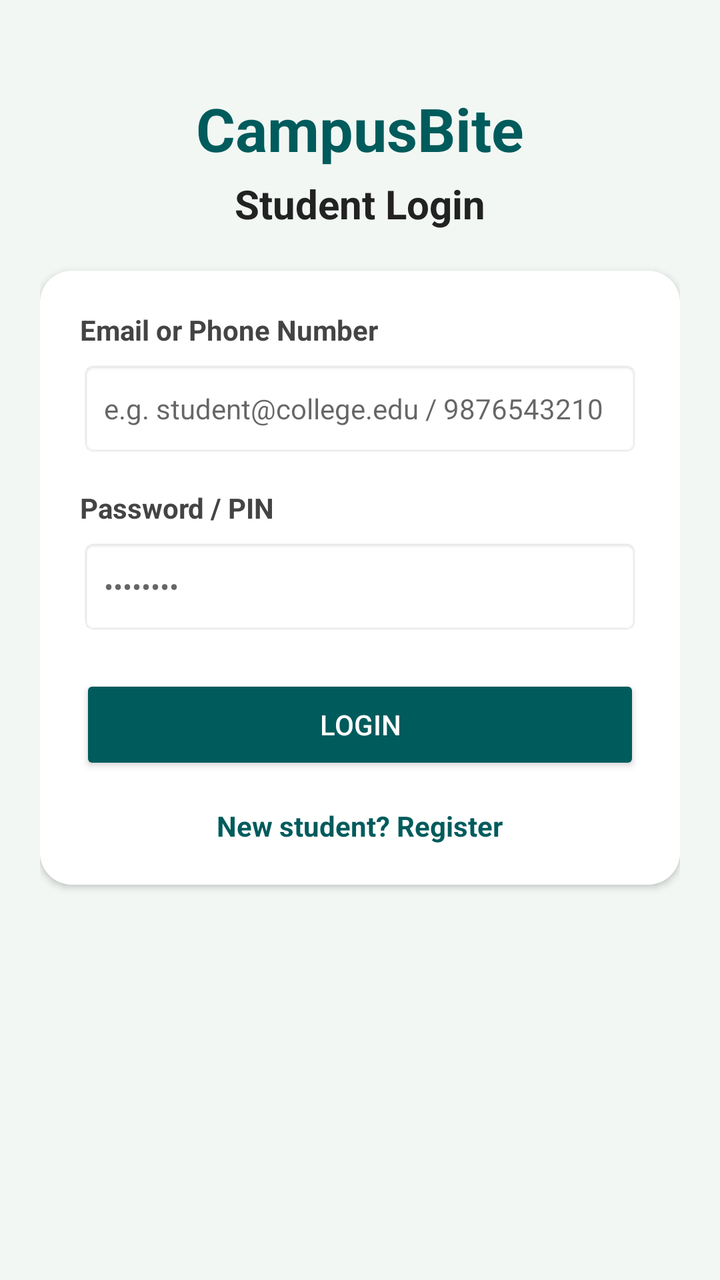
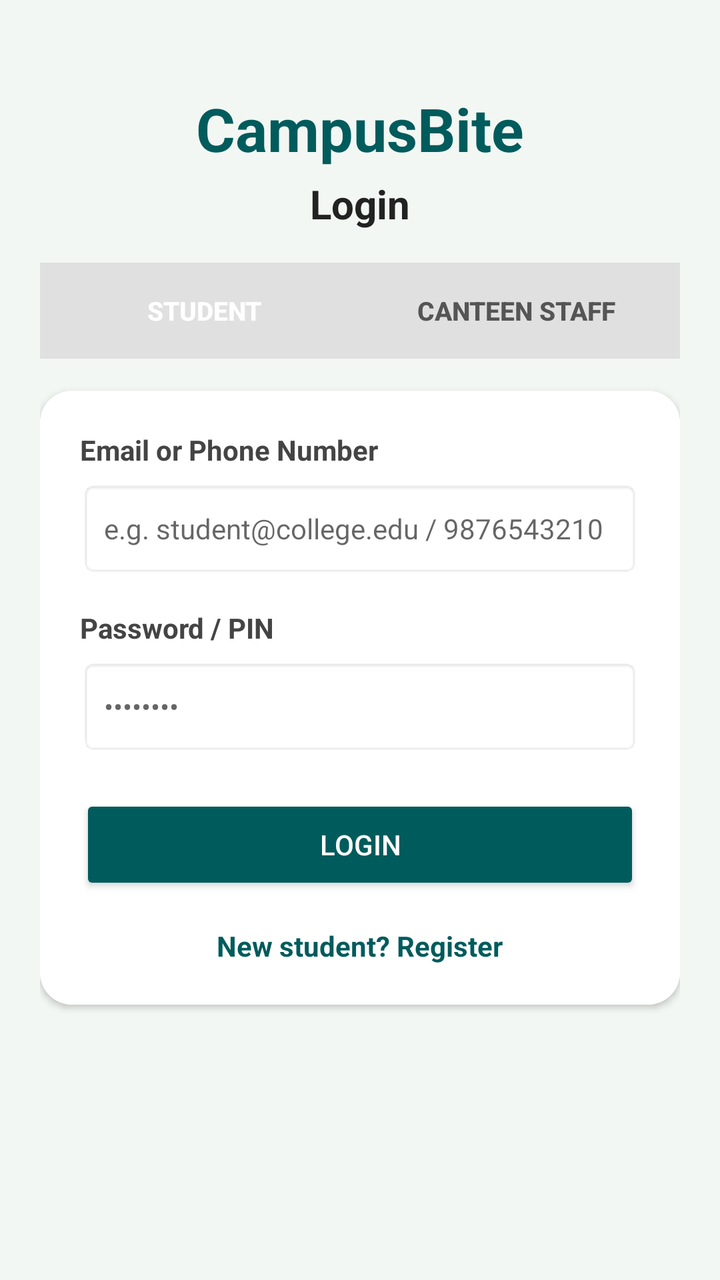

An Android layout rendered at two revisions. The XML below is the earlier revision; the diff shows what the commit changed to produce the second picture.
<!-- AndroidManifest.xml: application theme Theme.CampusBite -->
<!-- res/layout/activity_auth.xml -->
<?xml version="1.0" encoding="utf-8"?>
<ScrollView xmlns:android="http://schemas.android.com/apk/res/android"
    xmlns:app="http://schemas.android.com/apk/res-auto"
    android:layout_width="match_parent"
    android:layout_height="match_parent"
    android:background="#f2f7f3"
    android:fillViewport="true">

    <LinearLayout
        android:layout_width="match_parent"
        android:layout_height="wrap_content"
        android:gravity="center_horizontal"
        android:orientation="vertical"
        android:padding="20dp">

        <TextView
            android:layout_width="wrap_content"
            android:layout_height="wrap_content"
            android:layout_marginTop="24dp"
            android:text="CampusBite"
            android:textColor="#005B5C"
            android:textSize="30sp"
            android:textStyle="bold" />

        <TextView
            android:id="@+id/tvHeaderSub"
            android:layout_width="wrap_content"
            android:layout_height="wrap_content"
            android:layout_marginTop="4dp"
            android:text="Student Login"
            android:textColor="#222222"
            android:textSize="20sp"
            android:textStyle="bold" />

        <androidx.cardview.widget.CardView
            android:layout_width="match_parent"
            android:layout_height="wrap_content"
            android:layout_marginTop="20dp"
            app:cardCornerRadius="16dp"
            app:cardElevation="2dp">

            <LinearLayout
                android:layout_width="match_parent"
                android:layout_height="wrap_content"
                android:background="#FFFFFF"
                android:orientation="vertical"
                android:padding="20dp">

                
                <LinearLayout
                    android:id="@+id/containerLogin"
                    android:layout_width="match_parent"
                    android:layout_height="wrap_content"
                    android:orientation="vertical"
                    android:visibility="visible">

                    <TextView
                        android:layout_width="wrap_content"
                        android:layout_height="wrap_content"
                        android:text="Email or Phone Number"
                        android:textColor="#444444"
                        android:textStyle="bold" />

                    <EditText
                        android:id="@+id/etLoginId"
                        android:layout_width="match_parent"
                        android:layout_height="48dp"
                        android:layout_marginTop="6dp"
                        android:background="@android:drawable/editbox_background"
                        android:hint="e.g. student@college.edu / 9876543210"
                        android:inputType="textEmailAddress"
                        android:padding="12dp"
                        android:textSize="14sp" />

                    <TextView
                        android:layout_width="wrap_content"
                        android:layout_height="wrap_content"
                        android:layout_marginTop="16dp"
                        android:text="Password / PIN"
                        android:textColor="#444444"
                        android:textStyle="bold" />

                    <EditText
                        android:id="@+id/etLoginPassword"
                        android:layout_width="match_parent"
                        android:layout_height="48dp"
                        android:layout_marginTop="6dp"
                        android:background="@android:drawable/editbox_background"
                        android:hint="••••••••"
                        android:inputType="textPassword"
                        android:padding="12dp"
                        android:textSize="14sp" />

                    <Button
                        android:id="@+id/btnLogin"
                        android:layout_width="match_parent"
                        android:layout_height="50dp"
                        android:layout_marginTop="20dp"
                        android:backgroundTint="#005B5C"
                        android:text="Login"
                        android:textColor="#FFFFFF" />

                    <TextView
                        android:id="@+id/tvSwitchToSignup"
                        android:layout_width="wrap_content"
                        android:layout_height="wrap_content"
                        android:layout_gravity="center"
                        android:layout_marginTop="16dp"
                        android:text="New student? Register"
                        android:textColor="#005B5C"
                        android:textStyle="bold" />
                </LinearLayout>

                
                <LinearLayout
                    android:id="@+id/containerSignupStep1"
                    android:layout_width="match_parent"
                    android:layout_height="wrap_content"
                    android:orientation="vertical"
                    android:visibility="gone">

                    <TextView
                        android:layout_width="wrap_content"
                        android:layout_height="wrap_content"
                        android:text="Email or Phone Number"
                        android:textColor="#444444"
                        android:textStyle="bold" />

                    <EditText
                        android:id="@+id/etSignupContact"
                        android:layout_width="match_parent"
                        android:layout_height="48dp"
                        android:layout_marginTop="6dp"
                        android:background="@android:drawable/editbox_background"
                        android:hint="Enter email or phone number"
                        android:padding="12dp"
                        android:textSize="14sp" />

                    <TextView
                        android:layout_width="wrap_content"
                        android:layout_height="wrap_content"
                        android:layout_marginTop="12dp"
                        android:text="Create Password"
                        android:textColor="#444444"
                        android:textStyle="bold" />

                    <EditText
                        android:id="@+id/etSignupPassword"
                        android:layout_width="match_parent"
                        android:layout_height="48dp"
                        android:layout_marginTop="6dp"
                        android:background="@android:drawable/editbox_background"
                        android:hint="Create password"
                        android:inputType="textPassword"
                        android:padding="12dp"
                        android:textSize="14sp" />

                    <Button
                        android:id="@+id/btnSendOtp"
                        android:layout_width="match_parent"
                        android:layout_height="50dp"
                        android:layout_marginTop="20dp"
                        android:backgroundTint="#005B5C"
                        android:text="Send OTP"
                        android:textColor="#FFFFFF" />

                    <TextView
                        android:id="@+id/tvSwitchToLogin"
                        android:layout_width="wrap_content"
                        android:layout_height="wrap_content"
                        android:layout_gravity="center"
                        android:layout_marginTop="16dp"
                        android:text="Already registered? Login"
                        android:textColor="#005B5C"
                        android:textStyle="bold" />
                </LinearLayout>

                
                <LinearLayout
                    android:id="@+id/containerOtp"
                    android:layout_width="match_parent"
                    android:layout_height="wrap_content"
                    android:orientation="vertical"
                    android:visibility="gone">

                    <TextView
                        android:layout_width="wrap_content"
                        android:layout_height="wrap_content"
                        android:text="Enter 4-Digit OTP"
                        android:textColor="#444444"
                        android:textStyle="bold" />

                    <EditText
                        android:id="@+id/etOtp"
                        android:layout_width="match_parent"
                        android:layout_height="48dp"
                        android:layout_marginTop="6dp"
                        android:background="@android:drawable/editbox_background"
                        android:gravity="center"
                        android:hint="Enter 1234"
                        android:inputType="number"
                        android:maxLength="4"
                        android:padding="12dp"
                        android:textSize="18sp" />

                    <Button
                        android:id="@+id/btnVerifyOtp"
                        android:layout_width="match_parent"
                        android:layout_height="50dp"
                        android:layout_marginTop="20dp"
                        android:backgroundTint="#005B5C"
                        android:text="Verify &amp; Continue"
                        android:textColor="#FFFFFF" />
                </LinearLayout>

                
                <LinearLayout
                    android:id="@+id/containerStudentDetails"
                    android:layout_width="match_parent"
                    android:layout_height="wrap_content"
                    android:orientation="vertical"
                    android:visibility="gone">

                    <TextView
                        android:layout_width="wrap_content"
                        android:layout_height="wrap_content"
                        android:text="Select Program Type"
                        android:textColor="#444444"
                        android:textStyle="bold" />

                    <Spinner
                        android:id="@+id/spDegreeDiploma"
                        android:layout_width="match_parent"
                        android:layout_height="48dp"
                        android:layout_marginTop="6dp" />

                    <TextView
                        android:layout_width="wrap_content"
                        android:layout_height="wrap_content"
                        android:layout_marginTop="12dp"
                        android:text="Select Department"
                        android:textColor="#444444"
                        android:textStyle="bold" />

                    <Spinner
                        android:id="@+id/spDept"
                        android:layout_width="match_parent"
                        android:layout_height="48dp"
                        android:layout_marginTop="6dp" />

                    <TextView
                        android:layout_width="wrap_content"
                        android:layout_height="wrap_content"
                        android:layout_marginTop="12dp"
                        android:text="Select Year"
                        android:textColor="#444444"
                        android:textStyle="bold" />

                    <Spinner
                        android:id="@+id/spYear"
                        android:layout_width="match_parent"
                        android:layout_height="48dp"
                        android:layout_marginTop="6dp" />

                    
                    <TextView
                        android:layout_width="wrap_content"
                        android:layout_height="wrap_content"
                        android:layout_marginTop="12dp"
                        android:text="Full Name"
                        android:textColor="#444444"
                        android:textStyle="bold" />

                    <EditText
                        android:id="@+id/etFullName"
                        android:layout_width="match_parent"
                        android:layout_height="48dp"
                        android:layout_marginTop="6dp"
                        android:background="@android:drawable/editbox_background"
                        android:hint="Enter your full name"
                        android:inputType="textPersonName"
                        android:padding="12dp"
                        android:textSize="14sp" />

                    <TextView
                        android:layout_width="wrap_content"
                        android:layout_height="wrap_content"
                        android:layout_marginTop="12dp"
                        android:text="Enrollment Number"
                        android:textColor="#444444"
                        android:textStyle="bold" />

                    <EditText
                        android:id="@+id/etEnrollmentNo"
                        android:layout_width="match_parent"
                        android:layout_height="48dp"
                        android:layout_marginTop="6dp"
                        android:background="@android:drawable/editbox_background"
                        android:hint="Enter Enrollment No."
                        android:inputType="number"
                        android:padding="12dp"
                        android:textSize="14sp" />

                    <TextView
                        android:layout_width="wrap_content"
                        android:layout_height="wrap_content"
                        android:layout_marginTop="12dp"
                        android:text="Roll Number"
                        android:textColor="#444444"
                        android:textStyle="bold" />

                    <EditText
                        android:id="@+id/etRollNo"
                        android:layout_width="match_parent"
                        android:layout_height="48dp"
                        android:layout_marginTop="6dp"
                        android:background="@android:drawable/editbox_background"
                        android:hint="Enter Roll No."
                        android:inputType="number"
                        android:padding="12dp"
                        android:textSize="14sp" />

                    <Button
                        android:id="@+id/btnUploadIdCard"
                        android:layout_width="match_parent"
                        android:layout_height="48dp"
                        android:layout_marginTop="16dp"
                        android:backgroundTint="#555555"
                        android:text="Upload Front Image of ID Card" />

                    <ImageView
                        android:id="@+id/imgIdCardPreview"
                        android:layout_width="match_parent"
                        android:layout_height="140dp"
                        android:layout_marginTop="8dp"
                        android:scaleType="centerCrop"
                        android:visibility="gone" />

                    <Button
                        android:id="@+id/btnCompleteRegistration"
                        android:layout_width="match_parent"
                        android:layout_height="50dp"
                        android:layout_marginTop="20dp"
                        android:backgroundTint="#005B5C"
                        android:text="Complete Signup"
                        android:textColor="#FFFFFF" />
                </LinearLayout>

            </LinearLayout>
        </androidx.cardview.widget.CardView>
    </LinearLayout>
</ScrollView>
<!-- resources referenced by this layout -->
<resources>
  <style name="Theme.CampusBite" parent="Theme.MaterialComponents.DayNight.NoActionBar">
          
          <item name="colorPrimary">#005B5C</item>
          <item name="colorPrimaryVariant">#003B3C</item>
          <item name="colorOnPrimary">#FFFFFF</item>
          
          <item name="colorSecondary">#005B5C</item>
          <item name="colorSecondaryVariant">#003B3C</item>
          <item name="colorOnSecondary">#FFFFFF</item>
          
          <item name="android:statusBarColor">#005B5C</item>
      </style>
</resources>

<!-- the commit's change to res/layout/activity_auth.xml (unified diff, before → after) -->
@@ -27,15 +27,49 @@
             android:layout_width="wrap_content"
             android:layout_height="wrap_content"
             android:layout_marginTop="4dp"
-            android:text="Student Login"
+            android:text="Login"
             android:textColor="#222222"
             android:textSize="20sp"
             android:textStyle="bold" />
 
+        
+        <LinearLayout
+            android:layout_width="match_parent"
+            android:layout_height="wrap_content"
+            android:layout_marginTop="16dp"
+            android:background="#E0E0E0"
+            android:orientation="horizontal"
+            android:padding="4dp">
+
+            <Button
+                android:id="@+id/btnTabStudent"
+                style="?android:attr/borderlessButtonStyle"
+                android:layout_width="0dp"
+                android:layout_height="40dp"
+                android:layout_weight="1"
+                android:backgroundTint="#005B5C"
+                android:text="Student"
+                android:textColor="#FFFFFF"
+                android:textSize="13sp"
+                android:textStyle="bold" />
+
+            <Button
+                android:id="@+id/btnTabStaff"
+                style="?android:attr/borderlessButtonStyle"
+                android:layout_width="0dp"
+                android:layout_height="40dp"
+                android:layout_weight="1"
+                android:backgroundTint="#E0E0E0"
+                android:text="Canteen Staff"
+                android:textColor="#555555"
+                android:textSize="13sp"
+                android:textStyle="bold" />
+        </LinearLayout>
+
         <androidx.cardview.widget.CardView
             android:layout_width="match_parent"
             android:layout_height="wrap_content"
-            android:layout_marginTop="20dp"
+            android:layout_marginTop="16dp"
             app:cardCornerRadius="16dp"
             app:cardElevation="2dp">
 
@@ -55,6 +89,7 @@
                     android:visibility="visible">
 
                     <TextView
+                        android:id="@+id/tvLoginLabel"
                         android:layout_width="wrap_content"
                         android:layout_height="wrap_content"
                         android:text="Email or Phone Number"
@@ -262,7 +297,6 @@
                         android:layout_height="48dp"
                         android:layout_marginTop="6dp" />
 
-                    
                     <TextView
                         android:layout_width="wrap_content"
                         android:layout_height="wrap_content"
